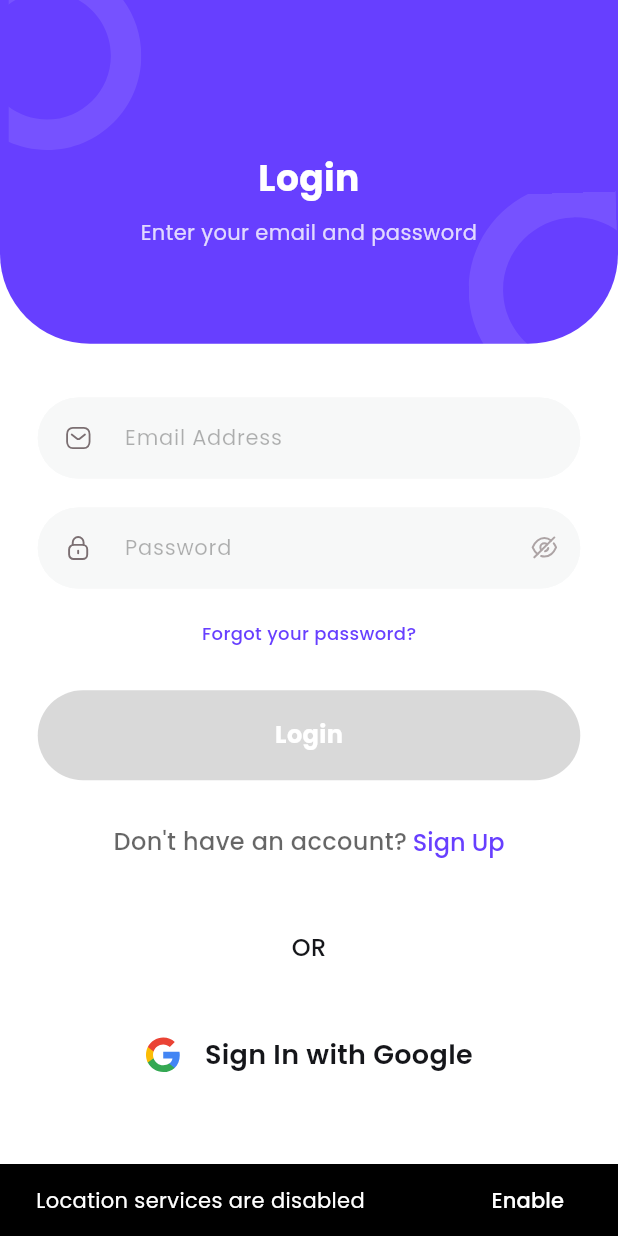
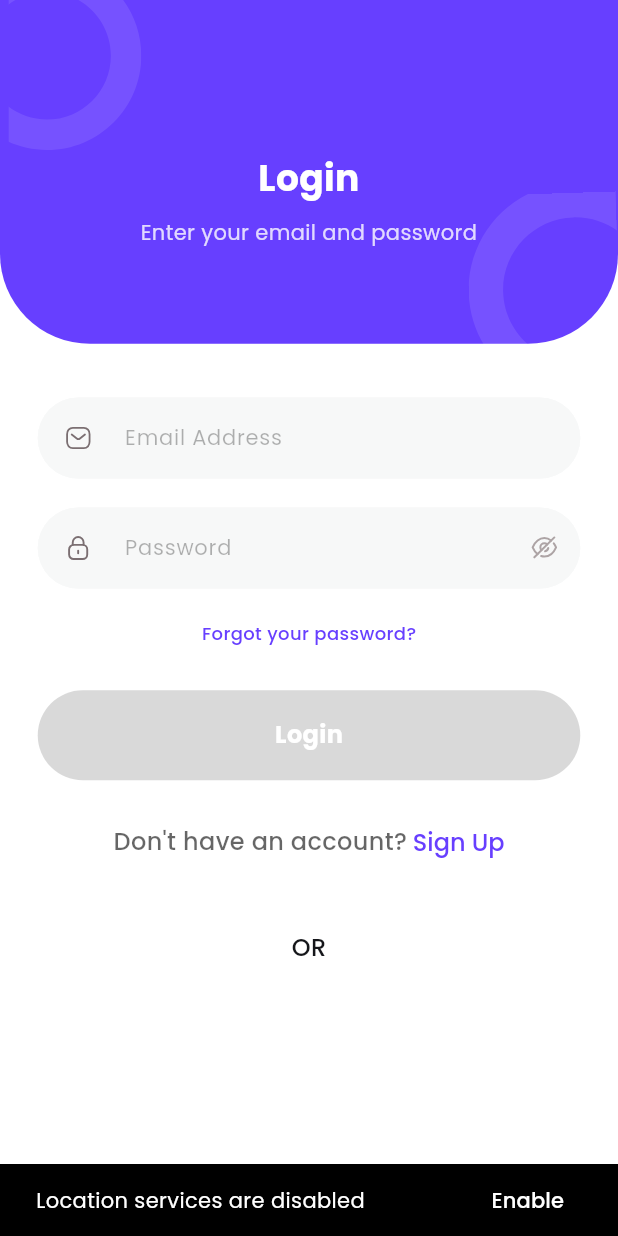
Before and after one commit to hemalkachhadiya/AuraReal-FL, a Flutter app: the screen it shows after launch, on a phone screen of 412 x 824 dp. Run offline on Flutter 3.47's test engine with Material 3 defaults, Android fonts, the phone set to English and light mode, and no system bars; drawn by our look-alikes of oktoast; our stand-ins replace cached_network_image, firebase_auth, firebase_core, flip_card, flutter_image_compress, flutter_svg and 10 more; missing offline and left inert: map_location_picker; accounts and stored records are empty; statements that could not run were skipped.

```diff
--- a/lib/screens/auth/sign_in/sign_in_screen.dart
+++ b/lib/screens/auth/sign_in/sign_in_screen.dart
@@ -347,36 +347,36 @@ class SignInScreen extends StatelessWidget {
                               style: styleW500S16,
                             ),
                             40.ph.spaceVertical,
-                            provider.loaderGoogleLogin
-                                ? const CircularProgressIndicator()
-                                : InkWell(
-                                  borderRadius: BorderRadius.circular(8),
-                                  onTap: () {
-                                    provider.googleSignIn(context);
-                                  },
-                                  child: Padding(
-                                    padding: const EdgeInsets.all(8.0),
-                                    child: Row(
-                                      mainAxisAlignment:
-                                          MainAxisAlignment.center,
-                                      crossAxisAlignment:
-                                          CrossAxisAlignment.center,
-                                      children: [
-                                        const SvgAsset(
-                                          imagePath: AssetRes.googleIcon,
-                                        ),
-                                        15.pw.spaceHorizontal,
-                                        Text(
-                                          AppLocalizations.of(
-                                                context,
-                                              )?.signInWithGoogle ??
-                                              "Sign In with Google",
-                                          style: styleW600S18,
-                                        ),
-                                      ],
-                                    ),
-                                  ),
-                                ),
+                            // provider.loaderGoogleLogin
+                            //     ? const CircularProgressIndicator()
+                            //     : InkWell(
+                            //       borderRadius: BorderRadius.circular(8),
+                            //       onTap: () {
+                            //         provider.googleSignIn(context);
+                            //       },
+                            //       child: Padding(
+                            //         padding: const EdgeInsets.all(8.0),
+                            //         child: Row(
+                            //           mainAxisAlignment:
+                            //               MainAxisAlignment.center,
+                            //           crossAxisAlignment:
+                            //               CrossAxisAlignment.center,
+                            //           children: [
+                            //             const SvgAsset(
+                            //               imagePath: AssetRes.googleIcon,
+                            //             ),
+                            //             15.pw.spaceHorizontal,
+                            //             Text(
+                            //               AppLocalizations.of(
+                            //                     context,
+                            //                   )?.signInWithGoogle ??
+                            //                   "Sign In with Google",
+                            //               style: styleW600S18,
+                            //             ),
+                            //           ],
+                            //         ),
+                            //       ),
+                            //     ),
                           ],
                         ),
                       ),
--- a/pubspec.yaml
+++ b/pubspec.yaml
@@ -47,7 +47,8 @@ dependencies:
   google_places_flutter: ^2.1.0
 
   # -------------------------- Dart Methods -------------------------- #
-  intl: ^0.19.0
+#  intl: ^0.19.0
+  intl: ^0.20.2
 
 
   # -------------------------- Internationalization -------------------------- #
```
Also changed, not shown: lib/screens/home/upload/upload_screen.dart (+15 -11 lines), lib/screens/rating/rating_screen.dart (+74 -74 lines), pubspec.lock, 81 other files.
